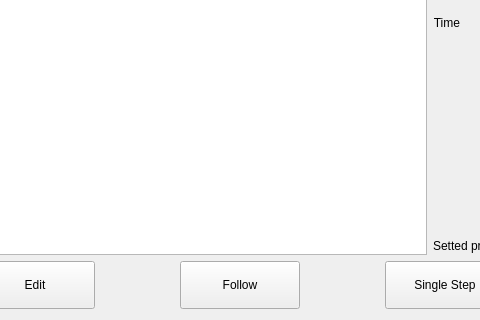
First picture: the form in hcinstruction/ichcprogrammonitorframe.ui, repository GaussCheng/2-5AxisPunch, before the edit; both pictures show x 115 to 595 and y 197 to 517 of the 711 by 517 pixel window.
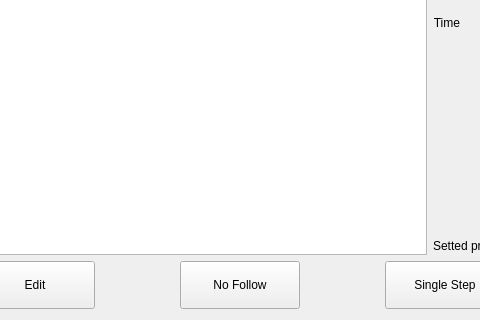
Second picture: the form after the edit. Icons and pictures are not drawn.

Commit message: 1.修正自动时跟随的状态

```diff
--- a/hcinstruction/ichcprogrammonitorframe.ui
+++ b/hcinstruction/ichcprogrammonitorframe.ui
@@ -192,7 +192,7 @@
         </size>
        </property>
        <property name="text">
-        <string>Follow</string>
+        <string>No Follow</string>
        </property>
        <property name="icon">
         <iconset resource="../resource.qrc">
```
Left out of the diff: 2 changed lines with no effect on the pictures. The commit also changes 1 other file.
